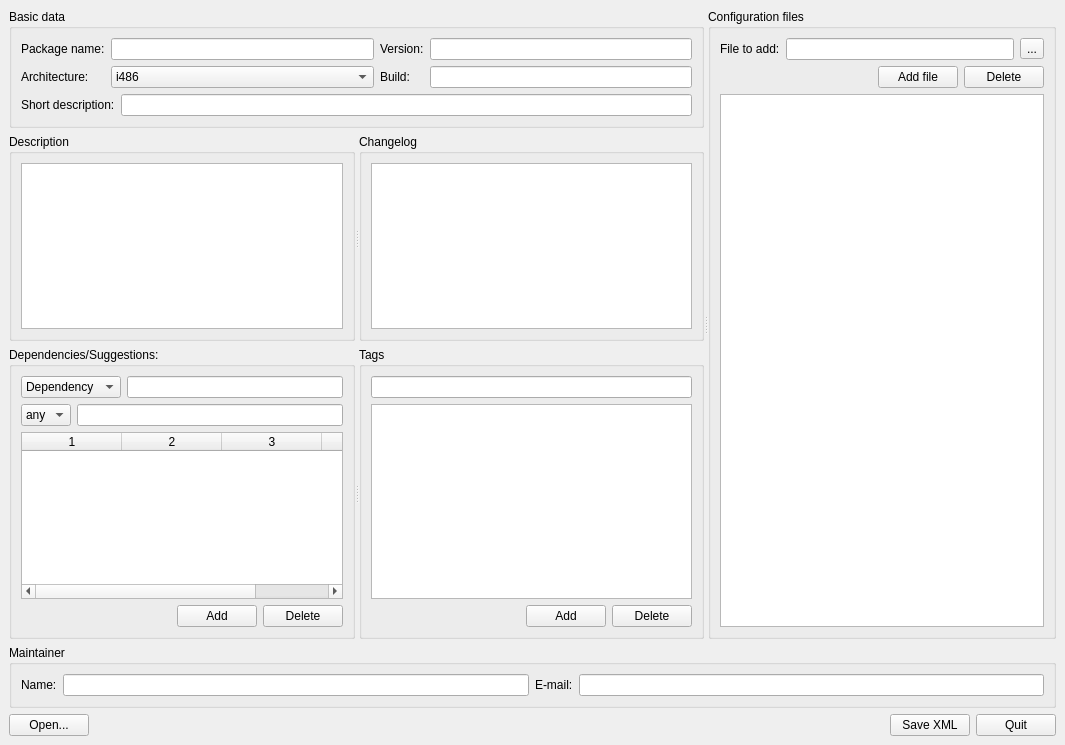
Before: the Qt Designer form mpkg/packagebuilder/package_builder.ui in BackupTheBerlios/mops, drawn with Qt 5.
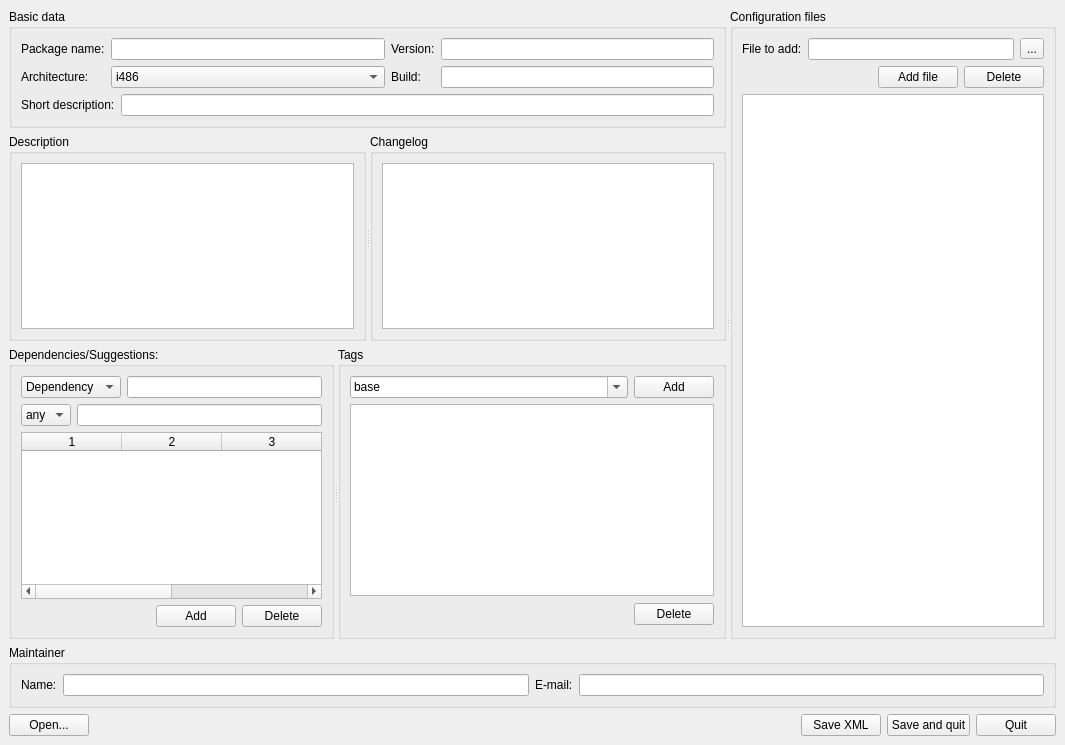
After: the same form once the commit is applied.

Patch:
```diff
--- a/mpkg/packagebuilder/package_builder.ui
+++ b/mpkg/packagebuilder/package_builder.ui
@@ -49,7 +49,19 @@
             <property name="margin" >
              <number>0</number>
             </property>
-            <property name="spacing" >
+            <property name="topMargin" >
+             <number>0</number>
+            </property>
+            <property name="rightMargin" >
+             <number>0</number>
+            </property>
+            <property name="bottomMargin" >
+             <number>0</number>
+            </property>
+            <property name="horizontalSpacing" >
+             <number>6</number>
+            </property>
+            <property name="verticalSpacing" >
              <number>6</number>
             </property>
             <item row="0" column="1" >
@@ -199,9 +211,7 @@
          </property>
          <widget class="QGroupBox" name="groupBox" >
           <property name="sizePolicy" >
-           <sizepolicy>
-            <hsizetype>5</hsizetype>
-            <vsizetype>7</vsizetype>
+           <sizepolicy vsizetype="Expanding" hsizetype="Preferred" >
             <horstretch>0</horstretch>
             <verstretch>1</verstretch>
            </sizepolicy>
@@ -230,7 +240,19 @@
              <property name="margin" >
               <number>0</number>
              </property>
-             <property name="spacing" >
+             <property name="topMargin" >
+              <number>0</number>
+             </property>
+             <property name="rightMargin" >
+              <number>0</number>
+             </property>
+             <property name="bottomMargin" >
+              <number>0</number>
+             </property>
+             <property name="horizontalSpacing" >
+              <number>6</number>
+             </property>
+             <property name="verticalSpacing" >
               <number>6</number>
              </property>
              <item row="1" column="0" >
@@ -298,9 +320,7 @@
            <item>
             <widget class="QTableWidget" name="DepTableWidget" >
              <property name="sizePolicy" >
-              <sizepolicy>
-               <hsizetype>7</hsizetype>
-               <vsizetype>7</vsizetype>
+              <sizepolicy vsizetype="Expanding" hsizetype="Expanding" >
                <horstretch>0</horstretch>
                <verstretch>1</verstretch>
               </sizepolicy>
@@ -398,47 +418,80 @@
            <string>Tags</string>
           </property>
           <layout class="QVBoxLayout" >
-           <property name="margin" >
-            <number>9</number>
-           </property>
-           <property name="spacing" >
-            <number>6</number>
-           </property>
-           <item>
-            <widget class="QLineEdit" name="TagEdit" />
-           </item>
-           <item>
-            <widget class="QListWidget" name="TagListWidget" >
-             <property name="sizePolicy" >
-              <sizepolicy>
-               <hsizetype>7</hsizetype>
-               <vsizetype>7</vsizetype>
-               <horstretch>0</horstretch>
-               <verstretch>1</verstretch>
-              </sizepolicy>
-             </property>
-            </widget>
-           </item>
            <item>
             <layout class="QHBoxLayout" >
-             <property name="margin" >
-              <number>0</number>
-             </property>
-             <property name="spacing" >
-              <number>6</number>
-             </property>
              <item>
-              <spacer>
-               <property name="orientation" >
-                <enum>Qt::Horizontal</enum>
+              <widget class="QComboBox" name="tagBox" >
+               <property name="sizePolicy" >
+                <sizepolicy vsizetype="Fixed" hsizetype="Preferred" >
+                 <horstretch>1</horstretch>
+                 <verstretch>0</verstretch>
+                </sizepolicy>
                </property>
-               <property name="sizeHint" >
-                <size>
-                 <width>40</width>
-                 <height>20</height>
-                </size>
+               <property name="editable" >
+                <bool>true</bool>
                </property>
-              </spacer>
+               <item>
+                <property name="text" >
+                 <string>base</string>
+                </property>
+               </item>
+               <item>
+                <property name="text" >
+                 <string>lib</string>
+                </property>
+               </item>
+               <item>
+                <property name="text" >
+                 <string>base-utils</string>
+                </property>
+               </item>
+               <item>
+                <property name="text" >
+                 <string>utils</string>
+                </property>
+               </item>
+               <item>
+                <property name="text" >
+                 <string>audio</string>
+                </property>
+               </item>
+               <item>
+                <property name="text" >
+                 <string>doc</string>
+                </property>
+               </item>
+               <item>
+                <property name="text" >
+                 <string>devel</string>
+                </property>
+               </item>
+               <item>
+                <property name="text" >
+                 <string>emacs</string>
+                </property>
+               </item>
+               <item>
+                <property name="text" >
+                 <string>kde</string>
+                </property>
+               </item>
+               <item>
+                <property name="text" >
+                 <string>xapps</string>
+                </property>
+               </item>
+               <item>
+                <property name="text" >
+                 <string>fonts</string>
+                </property>
+               </item>
+               <item>
+                <property name="text" >
+                 <string>multimedia</string>
+                </property>
+               </item>
+              </widget>
              </item>
              <item>
               <widget class="QPushButton" name="TagAddButton" >
@@ -447,6 +500,33 @@
                </property>
               </widget>
              </item>
+            </layout>
+           </item>
+           <item>
+            <widget class="QListWidget" name="TagListWidget" >
+             <property name="sizePolicy" >
+              <sizepolicy vsizetype="Expanding" hsizetype="Expanding" >
+               <horstretch>0</horstretch>
+               <verstretch>1</verstretch>
+              </sizepolicy>
+             </property>
+            </widget>
+           </item>
+           <item>
+            <layout class="QHBoxLayout" >
+             <item>
+              <spacer>
+               <property name="orientation" >
+                <enum>Qt::Horizontal</enum>
+               </property>
+               <property name="sizeHint" >
+                <size>
+                 <width>231</width>
+                 <height>25</height>
+                </size>
+               </property>
+              </spacer>
+             </item>
              <item>
               <widget class="QPushButton" name="TagDeleteButton" >
                <property name="text" >
@@ -464,9 +544,7 @@
      </widget>
      <widget class="QGroupBox" name="groupBox_2" >
       <property name="sizePolicy" >
-       <sizepolicy>
-        <hsizetype>5</hsizetype>
-        <vsizetype>5</vsizetype>
+       <sizepolicy vsizetype="Preferred" hsizetype="Preferred" >
         <horstretch>0</horstretch>
         <verstretch>1</verstretch>
        </sizepolicy>
@@ -475,10 +553,22 @@
        <string>Configuration files</string>
       </property>
       <layout class="QGridLayout" >
-       <property name="margin" >
+       <property name="leftMargin" >
         <number>9</number>
        </property>
-       <property name="spacing" >
+       <property name="topMargin" >
+        <number>9</number>
+       </property>
+       <property name="rightMargin" >
+        <number>9</number>
+       </property>
+       <property name="bottomMargin" >
+        <number>9</number>
+       </property>
+       <property name="horizontalSpacing" >
+        <number>6</number>
+       </property>
+       <property name="verticalSpacing" >
         <number>6</number>
        </property>
        <item row="0" column="0" >
@@ -500,12 +590,21 @@
        </item>
        <item row="1" column="0" colspan="3" >
         <layout class="QHBoxLayout" >
-         <property name="margin" >
-          <number>0</number>
-         </property>
          <property name="spacing" >
           <number>6</number>
          </property>
+         <property name="leftMargin" >
+          <number>0</number>
+         </property>
+         <property name="topMargin" >
+          <number>0</number>
+         </property>
+         <property name="rightMargin" >
+          <number>0</number>
+         </property>
+         <property name="bottomMargin" >
+          <number>0</number>
+         </property>
          <item>
           <spacer>
            <property name="orientation" >
@@ -538,9 +637,7 @@
        <item row="2" column="0" colspan="3" >
         <widget class="QListWidget" name="configFilesListWidget" >
          <property name="sizePolicy" >
-          <sizepolicy>
-           <hsizetype>7</hsizetype>
-           <vsizetype>7</vsizetype>
+          <sizepolicy vsizetype="Expanding" hsizetype="Expanding" >
            <horstretch>0</horstretch>
            <verstretch>1</verstretch>
           </sizepolicy>
@@ -602,12 +699,21 @@
    </item>
    <item>
     <layout class="QHBoxLayout" >
-     <property name="margin" >
-      <number>0</number>
-     </property>
      <property name="spacing" >
       <number>6</number>
      </property>
+     <property name="leftMargin" >
+      <number>0</number>
+     </property>
+     <property name="topMargin" >
+      <number>0</number>
+     </property>
+     <property name="rightMargin" >
+      <number>0</number>
+     </property>
+     <property name="bottomMargin" >
+      <number>0</number>
+     </property>
      <item>
       <widget class="QPushButton" name="LoadButton" >
        <property name="text" >
@@ -635,6 +741,13 @@
        </property>
       </widget>
      </item>
+     <item>
+      <widget class="QPushButton" name="saveAndQuitButton" >
+       <property name="text" >
+        <string>Save and quit</string>
+       </property>
+      </widget>
+     </item>
      <item>
       <widget class="QPushButton" name="quitButton" >
        <property name="text" >
```
Left out of the diff: 144 changed lines with no effect on the pictures.
